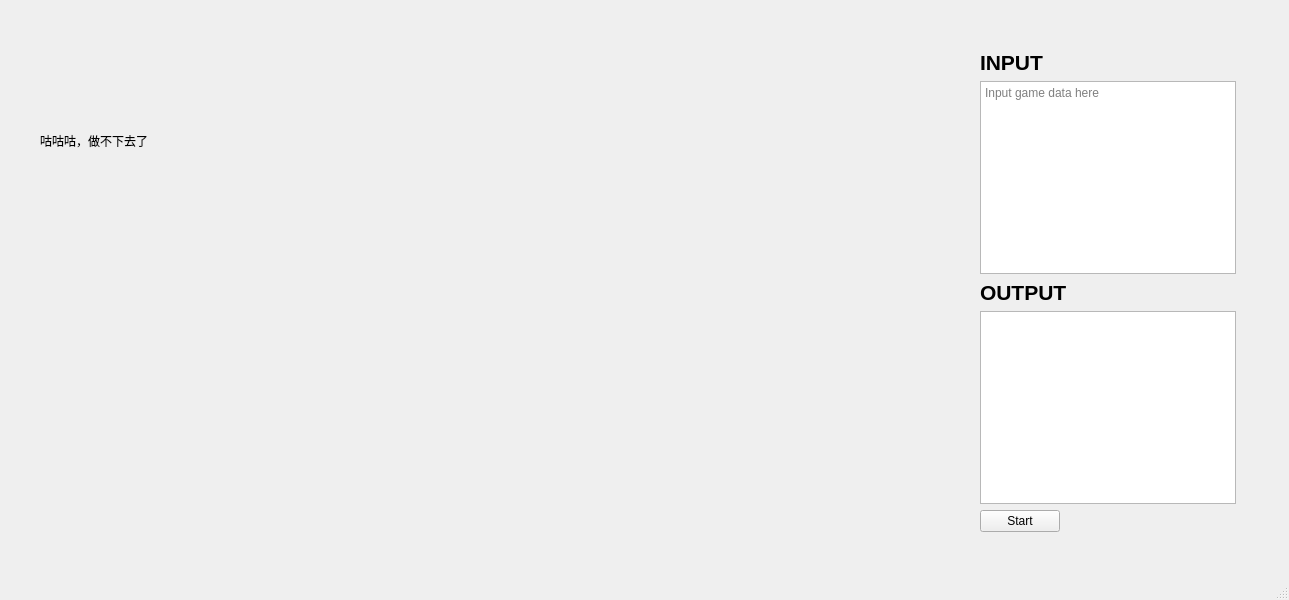
Jenway/Warcraft_sdu, file src/mainwindow.ui: the form before one commit.
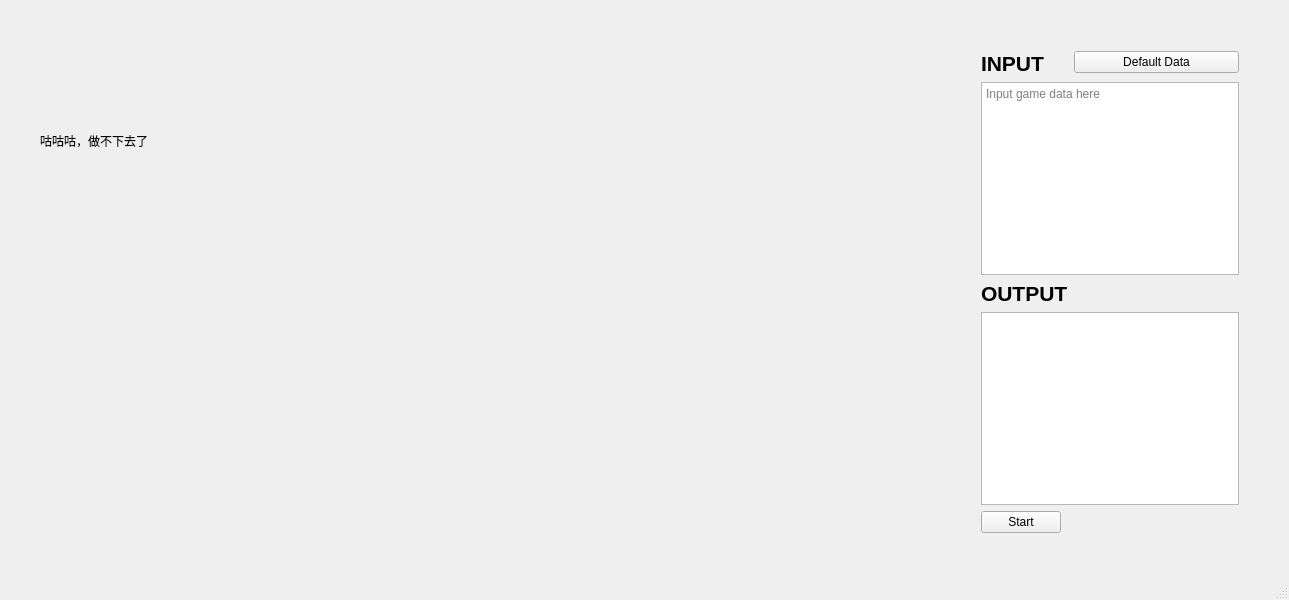
The form after the commit. Icons and pictures are not drawn.

Diff of the .ui file:
```diff
--- a/src/mainwindow.ui
+++ b/src/mainwindow.ui
@@ -30,79 +30,6 @@
      <string/>
     </property>
    </widget>
-   <widget class="QWidget" name="layoutWidget">
-    <property name="geometry">
-     <rect>
-      <x>980</x>
-      <y>50</y>
-      <width>264</width>
-      <height>482</height>
-     </rect>
-    </property>
-    <layout class="QFormLayout" name="formLayout">
-     <item row="1" column="0">
-      <widget class="QPlainTextEdit" name="textInput">
-       <property name="placeholderText">
-        <string>Input game data here</string>
-       </property>
-      </widget>
-     </item>
-     <item row="2" column="0">
-      <widget class="QLabel" name="label">
-       <property name="font">
-        <font>
-         <family>Arial</family>
-         <pointsize>16</pointsize>
-         <italic>false</italic>
-         <bold>true</bold>
-         <underline>false</underline>
-        </font>
-       </property>
-       <property name="autoFillBackground">
-        <bool>false</bool>
-       </property>
-       <property name="text">
-        <string>OUTPUT</string>
-       </property>
-       <property name="textFormat">
-        <enum>Qt::PlainText</enum>
-       </property>
-      </widget>
-     </item>
-     <item row="3" column="0">
-      <widget class="QTextBrowser" name="textBrowser"/>
-     </item>
-     <item row="4" column="0">
-      <widget class="QPushButton" name="gameStartButton">
-       <property name="text">
-        <string>Start</string>
-       </property>
-      </widget>
-     </item>
-     <item row="0" column="0" colspan="2">
-      <widget class="QLabel" name="label_2">
-       <property name="font">
-        <font>
-         <family>Arial</family>
-         <pointsize>16</pointsize>
-         <italic>false</italic>
-         <bold>true</bold>
-         <underline>false</underline>
-        </font>
-       </property>
-       <property name="autoFillBackground">
-        <bool>false</bool>
-       </property>
-       <property name="text">
-        <string>INPUT</string>
-       </property>
-       <property name="textFormat">
-        <enum>Qt::PlainText</enum>
-       </property>
-      </widget>
-     </item>
-    </layout>
-   </widget>
    <widget class="QLabel" name="label_4">
     <property name="geometry">
      <rect>
@@ -200,6 +127,86 @@
      <string/>
     </property>
    </widget>
+   <widget class="QWidget" name="">
+    <property name="geometry">
+     <rect>
+      <x>981</x>
+      <y>51</y>
+      <width>258</width>
+      <height>482</height>
+     </rect>
+    </property>
+    <layout class="QFormLayout" name="formLayout">
+     <item row="0" column="0">
+      <widget class="QLabel" name="label_2">
+       <property name="font">
+        <font>
+         <family>Arial</family>
+         <pointsize>16</pointsize>
+         <italic>false</italic>
+         <bold>true</bold>
+         <underline>false</underline>
+        </font>
+       </property>
+       <property name="autoFillBackground">
+        <bool>false</bool>
+       </property>
+       <property name="text">
+        <string>INPUT</string>
+       </property>
+       <property name="textFormat">
+        <enum>Qt::PlainText</enum>
+       </property>
+      </widget>
+     </item>
+     <item row="1" column="0" colspan="2">
+      <widget class="QPlainTextEdit" name="textInput">
+       <property name="placeholderText">
+        <string>Input game data here</string>
+       </property>
+      </widget>
+     </item>
+     <item row="2" column="0">
+      <widget class="QLabel" name="label">
+       <property name="font">
+        <font>
+         <family>Arial</family>
+         <pointsize>16</pointsize>
+         <italic>false</italic>
+         <bold>true</bold>
+         <underline>false</underline>
+        </font>
+       </property>
+       <property name="autoFillBackground">
+        <bool>false</bool>
+       </property>
+       <property name="text">
+        <string>OUTPUT</string>
+       </property>
+       <property name="textFormat">
+        <enum>Qt::PlainText</enum>
+       </property>
+      </widget>
+     </item>
+     <item row="3" column="0" colspan="2">
+      <widget class="QTextBrowser" name="textBrowser"/>
+     </item>
+     <item row="4" column="0">
+      <widget class="QPushButton" name="gameStartButton">
+       <property name="text">
+        <string>Start</string>
+       </property>
+      </widget>
+     </item>
+     <item row="0" column="1">
+      <widget class="QPushButton" name="defaultData">
+       <property name="text">
+        <string>Default Data</string>
+       </property>
+      </widget>
+     </item>
+    </layout>
+   </widget>
   </widget>
   <widget class="QMenuBar" name="menubar">
    <property name="geometry">
```
